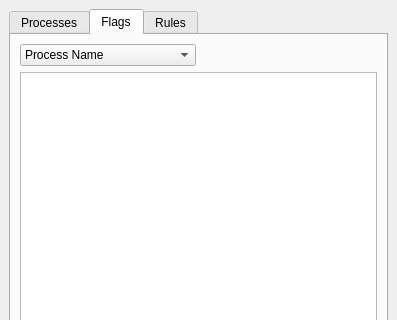
First picture: the form in ValidationTools/validation_toolbox.ui, repository dsgoficial/DsgTools, before the edit; both pictures show x 0 to 397 and y 0 to 320 of the 397 by 579 pixel window.
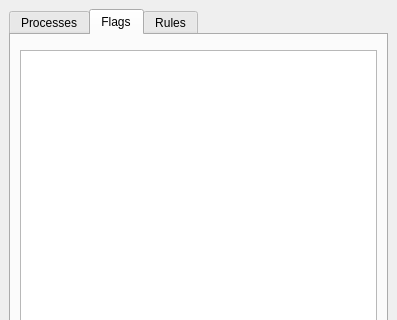
Second picture: the form after the edit. The open tabs and pages were chosen to show the change. Custom widgets are drawn as their Qt base class.

Commit message: flag filter on validation toolbox re-implemented

The edit to the form file:
```diff
--- a/ValidationTools/validation_toolbox.ui
+++ b/ValidationTools/validation_toolbox.ui
@@ -121,18 +121,7 @@
        </attribute>
        <layout class="QGridLayout" name="gridLayout">
         <item row="0" column="0">
-         <widget class="QComboBox" name="filterTypeComboBox">
-          <item>
-           <property name="text">
-            <string>Process Name</string>
-           </property>
-          </item>
-          <item>
-           <property name="text">
-            <string>Class Name</string>
-           </property>
-          </item>
-         </widget>
+         <widget class="DsgCustomComboBox" name="processFilterComboBox" native="true"/>
         </item>
         <item row="0" column="1">
          <widget class="DsgCustomComboBox" name="customFilterComboBox" native="true"/>
```
Left out of the diff: 2 changed lines with no effect on the pictures. The commit also changes 5 other files.
